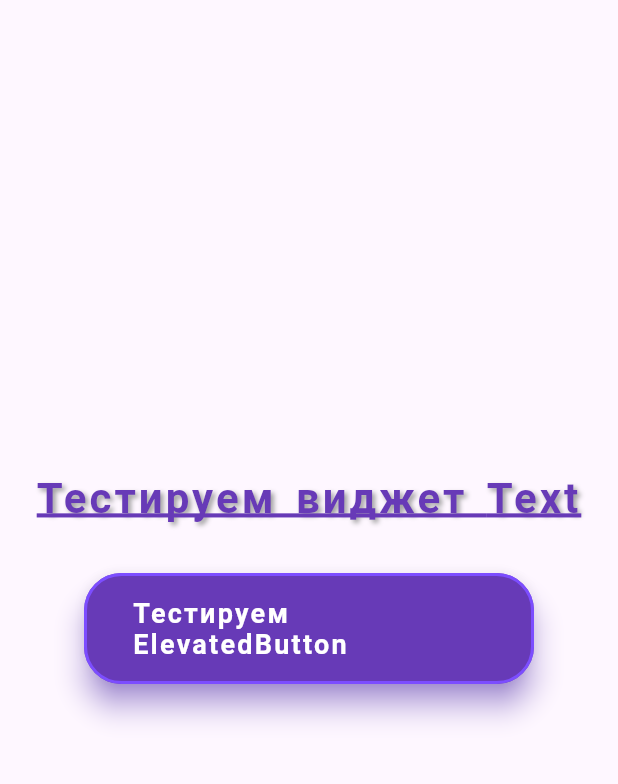
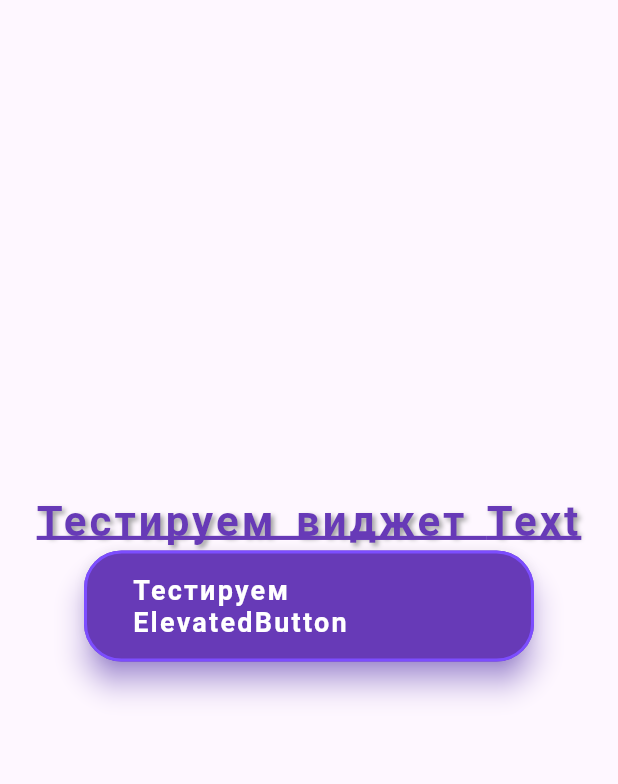
Before and after one commit to art1718em/flutter_practice3, a Flutter app: the screen it shows after launch, on a phone screen of 412 x 824 dp, the part 84-868 px from its top. Run offline on Flutter 3.47's test engine with Material 3 defaults, Android fonts, the phone set to English and light mode, and no system bars.

Commit message:
Виджет Column

```diff
--- a/lib/main.dart
+++ b/lib/main.dart
@@ -57,7 +57,6 @@
               overflow: TextOverflow.ellipsis,
               semanticsLabel: 'Тестовый текст для демонстрации виджета Text',
             ),
-            SizedBox(height: 30.0),
             ElevatedButton(
               onPressed: null,
               style: ButtonStyle(
```
